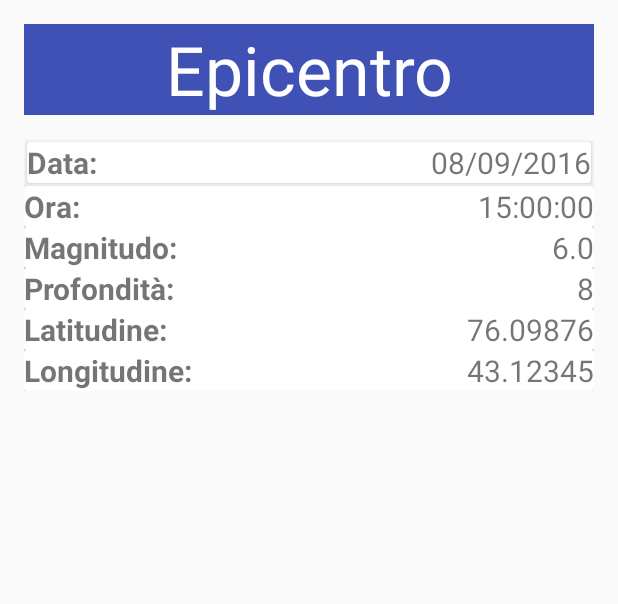
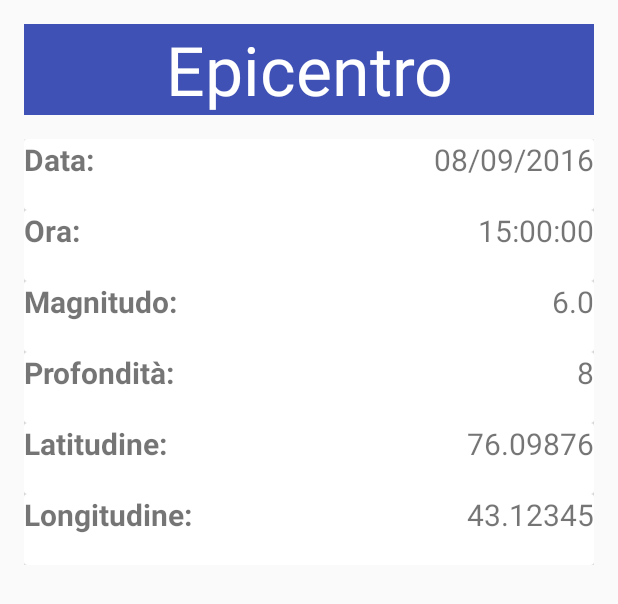
Before and after one commit to shineangelic/MobAnd01, an Android app: the layout content_dettaglio.xml on its own in the app's theme, with its tools: preview values and no code run, on a phone screen of 412 x 824 dp. Shown: the top 604 px of the screen. Run offline under Robolectric (Android 15) with nearby library versions, the phone set to English and light mode, and no system bars; network calls fail.

Commit message:
Modificato il titolo schermata di dettaglio

```diff
--- a/app/src/main/AndroidManifest.xml
+++ b/app/src/main/AndroidManifest.xml
@@ -41,7 +41,7 @@
 
         <activity
             android:name=".ListDetail.DetailRecordActivity"
-            android:label="@string/title_activity_italy_map" />
+            android:label="@string/title_activity_detail" />
 
         <activity
             android:name=".ItalyMapActivity"
--- a/app/src/main/res/layout/content_dettaglio.xml
+++ b/app/src/main/res/layout/content_dettaglio.xml
@@ -8,7 +8,7 @@
     android:paddingLeft="@dimen/activity_horizontal_margin"
     android:paddingRight="@dimen/activity_horizontal_margin"
     android:paddingTop="@dimen/activity_vertical_margin"
-    app:layout_behavior="@string/appbar_scrolling_view_behavior">
+    app:layout_behavior="@string/appbar_scrolling_view_behavior" >
     <!--tools:context="it.eng.moband.DetailRecordActivity" -->
     <!--tools:showIn="@layout/app_bar_main" -->
 
@@ -33,12 +33,12 @@
 
         <android.support.v7.widget.CardView
             android:layout_width="match_parent"
-            android:layout_margin="2dp"
             android:layout_height="wrap_content">
 
             <RelativeLayout
                 android:layout_width="match_parent"
-                android:layout_height="wrap_content">
+                android:layout_height="wrap_content"
+                android:paddingBottom="20dp">
 
                 <android.support.v7.widget.AppCompatTextView
                     android:id="@+id/detail_activity_data_label"
@@ -65,7 +65,8 @@
 
             <RelativeLayout
                 android:layout_width="match_parent"
-                android:layout_height="wrap_content">
+                android:layout_height="wrap_content"
+                android:paddingBottom="20dp">
 
                 <android.support.v7.widget.AppCompatTextView
                     android:id="@+id/detail_activity_ora_label"
@@ -93,7 +94,8 @@
 
             <RelativeLayout
                 android:layout_width="match_parent"
-                android:layout_height="wrap_content">
+                android:layout_height="wrap_content"
+                android:paddingBottom="20dp">
 
                 <android.support.v7.widget.AppCompatTextView
                     android:id="@+id/detail_activity_magnitudo_label"
@@ -119,7 +121,8 @@
 
             <RelativeLayout
                 android:layout_width="match_parent"
-                android:layout_height="wrap_content">
+                android:layout_height="wrap_content"
+                android:paddingBottom="20dp">
 
                 <android.support.v7.widget.AppCompatTextView
                     android:id="@+id/detail_activity_profondita_label"
@@ -146,7 +149,8 @@
 
             <RelativeLayout
                 android:layout_width="match_parent"
-                android:layout_height="wrap_content">
+                android:layout_height="wrap_content"
+                android:paddingBottom="20dp">
 
                 <android.support.v7.widget.AppCompatTextView
                     android:id="@+id/detail_activity_latitudine_label"
@@ -173,7 +177,8 @@
 
             <RelativeLayout
                 android:layout_width="match_parent"
-                android:layout_height="wrap_content">
+                android:layout_height="wrap_content"
+                android:paddingBottom="20dp">
 
                 <android.support.v7.widget.AppCompatTextView
                     android:id="@+id/detail_activity_longitudine_label"
```
